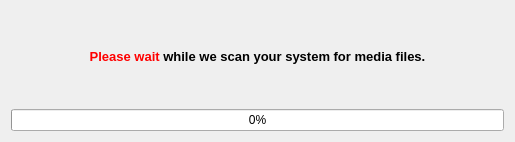
The window that ui files/Scan.ui (Arnie09/media_manager) describes before a commit, drawn with Qt 5.
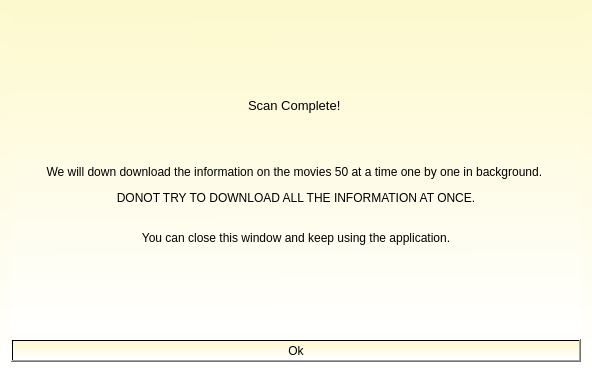
The same window after the commit.

What changed in the file:
```diff
--- a/ui files/Scan.ui
+++ b/ui files/Scan.ui
@@ -6,28 +6,28 @@
    <rect>
     <x>0</x>
     <y>0</y>
-    <width>515</width>
-    <height>142</height>
+    <width>592</width>
+    <height>373</height>
    </rect>
   </property>
   <property name="windowTitle">
-   <string>Scanning</string>
+   <string>Scan Complete!</string>
+  </property>
+  <property name="styleSheet">
+   <string notr="true">background-color:qlineargradient(spread:pad, x1:0.532, y1:0, x2:0.538, y2:1, stop:0 rgba(253, 249, 206, 255), stop:1 rgba(255, 255, 255, 255))</string>
   </property>
   <layout class="QVBoxLayout" name="verticalLayout">
    <item>
     <widget class="QLabel" name="label">
      <property name="text">
-      <string>&lt;html&gt;&lt;head/&gt;&lt;body&gt;&lt;p align=&quot;center&quot;&gt;&lt;span style=&quot; font-size:10pt; font-weight:600; color:#ff0000;&quot;&gt;Please wait&lt;/span&gt;&lt;span style=&quot; font-size:10pt; font-weight:600;&quot;&gt; while we scan your system for media files.&lt;/span&gt;&lt;/p&gt;&lt;/body&gt;&lt;/html&gt;</string>
+      <string>&lt;html&gt;&lt;head/&gt;&lt;body&gt;&lt;p align=&quot;center&quot;&gt;&lt;span style=&quot; font-size:10pt;&quot;&gt;Scan Complete! &lt;/span&gt;&lt;/p&gt;&lt;p align=&quot;center&quot;&gt;&lt;br/&gt;&lt;/p&gt;&lt;p align=&quot;center&quot;&gt;We will down download the information on the movies 50 at a time one by one in background. &lt;/p&gt;&lt;p align=&quot;center&quot;&gt;DONOT TRY TO DOWNLOAD ALL THE INFORMATION AT ONCE. &lt;br/&gt;&lt;/p&gt;&lt;p align=&quot;center&quot;&gt;You can close this window and keep using the application.&lt;/p&gt;&lt;/body&gt;&lt;/html&gt;</string>
      </property>
     </widget>
    </item>
    <item>
-    <widget class="QProgressBar" name="progressBar">
-     <property name="maximum">
-      <number>100</number>
-     </property>
-     <property name="value">
-      <number>0</number>
+    <widget class="QPushButton" name="ok_button">
+     <property name="text">
+      <string>Ok</string>
      </property>
     </widget>
    </item>
```
Left out of the diff: 4 changed lines with no effect on the pictures.
